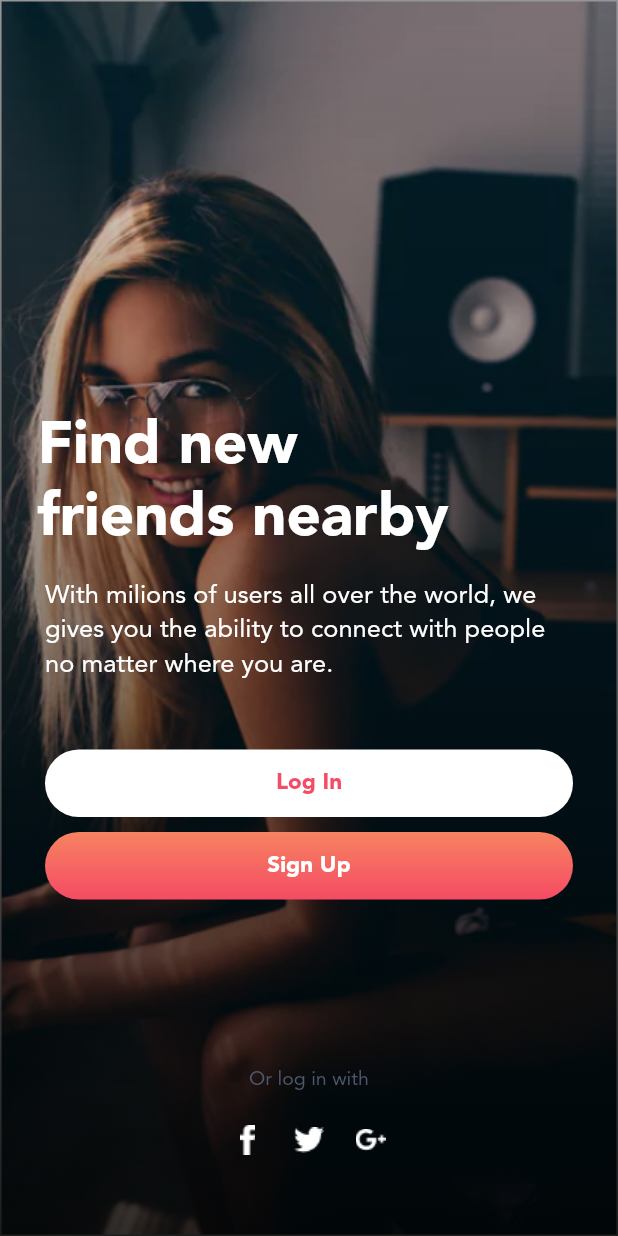
After one commit to tuconghieu1998/new_feeds, a Flutter app: the screen it shows after launch, after a tap on "Login or Sign up", on a phone screen of 412 x 824 dp. The commit adds this screen. Run offline on Flutter 3.47's test engine with Material 2 defaults, Android fonts, the phone set to English and light mode, and no system bars; our stand-ins replace dio, firebase_auth, firebase_core, flutter_svg, google_sign_in, image_gallery_saver and 2 more; missing offline and left inert: dart:ffi; accounts and stored records are empty.

Commit message:
log in or sign up screen

```diff
--- a/lib/all_screens.dart
+++ b/lib/all_screens.dart
@@ -3,6 +3,7 @@ import 'package:flutter/src/widgets/container.dart';
 import 'package:flutter/src/widgets/framework.dart';
 import 'package:news_feed/common_widget_screen.dart';
 import 'package:news_feed/modules/authentication/login_page.dart';
+import 'package:news_feed/modules/authentication/pages/login_or_sign_up_page.dart';
 import 'package:news_feed/modules/category/pages/donwload_img_page.dart';
 import 'package:news_feed/modules/category/pages/dowload_file_demo.dart';
 import 'package:news_feed/modules/category/pages/list_category.dart';
@@ -73,6 +74,24 @@ class _AllScreensState extends State<AllScreens> {
               },
               child: const Text("Authentication"),
             ),
+            ElevatedButton(
+              onPressed: () {
+                Navigator.of(context).pushNamed(LoginOrSignUpPage.routeName);
+              },
+              child: const Text("Login or Sign up"),
+            ),
+            ElevatedButton(
+              onPressed: () {
+                Navigator.of(context).pushNamed(LoginPage.routeName);
+              },
+              child: const Text("Forgot Password"),
+            ),
+            ElevatedButton(
+              onPressed: () {
+                Navigator.of(context).pushNamed(LoginPage.routeName);
+              },
+              child: const Text("Create an account"),
+            ),
           ]),
         ),
       ),
--- /dev/null
+++ b/lib/common/widgets/stateless/common_text_field.dart
@@ -0,0 +1,25 @@
+import 'package:flutter/material.dart';
+import '../../../themes/styles_text.dart';
+
+class CommonTextField extends StatelessWidget {
+  const CommonTextField({super.key, this.placeHolder});
+
+  final String? placeHolder;
+
+  @override
+  Widget build(BuildContext context) {
+    return TextField(
+      decoration: InputDecoration(
+          contentPadding: const EdgeInsets.symmetric(horizontal: 20),
+          hintText: placeHolder ?? "",
+          hintStyle: AppStylesText.body15,
+          border: OutlineInputBorder(
+              borderSide: BorderSide.none,
+              borderRadius: BorderRadius.circular(22.5)),
+          focusColor: Colors.black,
+          fillColor: Colors.white.withOpacity(0.2),
+          filled: true),
+      style: AppStylesText.body15,
+    );
+  }
+}
--- /dev/null
+++ b/lib/common/widgets/stateless/flex_button.dart
@@ -0,0 +1,27 @@
+import 'package:flutter/material.dart';
+import 'package:news_feed/themes/app_colors.dart';
+import 'package:news_feed/themes/styles_text.dart';
+
+class FlexButton extends StatelessWidget {
+  const FlexButton({super.key, this.text, this.onTap, this.isWhiteTheme});
+
+  final String? text;
+  final Function()? onTap;
+  final bool? isWhiteTheme;
+
+  @override
+  Widget build(BuildContext context) {
+    return GestureDetector(
+      onTap: onTap,
+      child: Container(
+      width: double.infinity,
+      height: 45,
+      decoration: BoxDecoration(
+        gradient: isWhiteTheme == true ? null : AppColor.pink,
+        color: isWhiteTheme == true ? Colors.white : null,
+        borderRadius: BorderRadius.circular(22.5)
+      ),
+      child: Center(child: Text("$text", style: isWhiteTheme == true ? AppStylesText.body15.bold.copyWith(color: AppColor.primaryColor,) : AppStylesText.body15.bold)),
+    ));
+  }
+}
--- a/lib/common_widget_screen.dart
+++ b/lib/common_widget_screen.dart
@@ -3,7 +3,9 @@ import 'package:news_feed/common/widgets/stateful/search_bar.dart';
 import 'package:news_feed/common/widgets/stateless/avatar.dart';
 import 'package:news_feed/common/widgets/stateless/circle_icon_button.dart';
 import 'package:news_feed/common/widgets/stateless/common_button.dart';
+import 'package:news_feed/common/widgets/stateless/common_text_field.dart';
 import 'package:news_feed/common/widgets/stateless/divide.dart';
+import 'package:news_feed/common/widgets/stateless/flex_button.dart';
 import 'package:news_feed/common/widgets/stateless/icon_check_box.dart';
 import 'package:news_feed/common/widgets/stateless/outline_button.dart';
 import 'package:news_feed/common/widgets/stateless/top_bar_widget.dart';
@@ -76,8 +78,24 @@ class _CommonWidgetScreenState extends State<CommonWidgetScreen> {
                 IconCheckBox(),
                 SizedBox(width: 50,),
                 IconCheckBox()
-              ],)
-
+              ],),
+              Padding(
+                padding: const EdgeInsets.all(8.0),
+                child: FlexButton(
+                  text: "Login",
+                  onTap: () { print("Login"); },
+                  isWhiteTheme: true,
+                ),
+              ),
+              Padding(
+                padding: const EdgeInsets.all(8.0),
+                child: FlexButton(
+                  text: "Sign Up",
+                ),
+              ),
+              Padding(padding: const EdgeInsets.all(8.0),
+              child: CommonTextField(placeHolder: "Email",),
+              )
             ]),
           ),
           ),
--- /dev/null
+++ b/lib/modules/authentication/pages/login_or_sign_up_page.dart
@@ -0,0 +1,139 @@
+import 'package:flutter/material.dart';
+import 'package:news_feed/common/widgets/stateless/flex_button.dart';
+import 'package:news_feed/themes/app_colors.dart';
+import 'package:news_feed/themes/styles_text.dart';
+import 'package:news_feed/utils/asset_utils.dart';
+import 'package:news_feed/utils/image_utils.dart';
+
+class LoginOrSignUpPage extends StatefulWidget {
+  const LoginOrSignUpPage({super.key});
+
+  static const String routeName = "/login_or_sign_up";
+
+  @override
+  State<LoginOrSignUpPage> createState() => _LoginOrSignUpPageState();
+}
+
+class _LoginOrSignUpPageState extends State<LoginOrSignUpPage> {
+  @override
+  Widget build(BuildContext context) {
+    return Scaffold(
+      body: SafeArea(
+          child: Stack(children: [
+        ImageUtils.loadFromAsset(AssetUtils.backgroundImage1,
+            width: double.infinity, height: double.infinity, fit: BoxFit.fill),
+        Positioned.fill(
+            child: Container(
+          decoration: const BoxDecoration(gradient: AppColor.scrimDarkerBottom80),
+        )),
+        Positioned(
+          top: MediaQuery.of(context).size.height / 3,
+          left: 0,
+          right: 0,
+          child: Padding(
+            padding: const EdgeInsets.symmetric(horizontal: 25),
+            child: Column(
+              crossAxisAlignment: CrossAxisAlignment.start,
+              children: [
+                const Text(
+                  "Find new\nfriends nearby",
+                  style: AppStylesText.headLine1,
+                ),
+                const SizedBox(
+                  height: 15,
+                ),
+                Padding(
+                  padding: const EdgeInsets.symmetric(horizontal: 5),
+                  child: Column(children: [
+                    Text(
+                      "With milions of users all over the world, we gives you the ability to connect with people no matter where you are.",
+                      style: AppStylesText.body15.regular.copyWith(fontSize: 17),
+                    ),
+                    const SizedBox(
+                      height: 45,
+                    ),
+                    FlexButton(
+                      text: "Log In",
+                      isWhiteTheme: true,
+                      onTap: () {},
+                    ),
+                    const SizedBox(
+                      height: 10,
+                    ),
+                    FlexButton(
+                      text: "Sign Up",
+                      onTap: () {},
+                    ),
+                    const SizedBox(
+                      height: 48,
+                    ),
+                  ]),
+                ),
+              ],
+            ),
+          ),
+        ),
+        Positioned(
+          left: 0,
+          right: 0,
+          bottom: 50,
+          child:
+              Column(crossAxisAlignment: CrossAxisAlignment.center, children: [
+            Text(
+              "Or log in with",
+              style: AppStylesText.caption13
+                  .copyWith(color: AppColor.unselectItems),
+            ),
+            const SizedBox(
+              height: 18,
+            ),
+            Row(
+              mainAxisAlignment: MainAxisAlignment.center,
+              children: [
+                GestureDetector(
+                  child: const SizedBox(
+                    width: 28,
+                    height: 28,
+                    child: Center(
+                        child: ImageIcon(
+                      AssetImage(AssetUtils.icoFacebookWhite),
+                      color: Colors.white,
+                    )),
+                  ),
+                ),
+                const SizedBox(
+                  width: 13,
+                ),
+                GestureDetector(
+                  child: const SizedBox(
+                    width: 28,
+                    height: 28,
+                    child: Center(
+                        child: ImageIcon(
+                      AssetImage(AssetUtils.icoTwitterWhite),
+                      color: Colors.white,
+                    )),
+                  ),
+                ),
+                const SizedBox(
+                  width: 13,
+                ),
+                GestureDetector(
+                  child: const SizedBox(
+                    width: 28,
+                    height: 28,
+                    child: Center(
+                        child: ImageIcon(
+                      AssetImage(AssetUtils.icoGoogleWhite),
+                      color: Colors.white,
+                    )),
+                  ),
+                ),
+              ],
+            )
+          ]),
+        )
+      ])),
+    );
+  }
+}
--- a/lib/routes/routes.dart
+++ b/lib/routes/routes.dart
@@ -1,6 +1,7 @@
 import 'package:flutter/material.dart';
 import 'package:news_feed/common_widget_screen.dart';
 import 'package:news_feed/modules/authentication/login_page.dart';
+import 'package:news_feed/modules/authentication/pages/login_or_sign_up_page.dart';
 import 'package:news_feed/modules/category/pages/donwload_img_page.dart';
 import 'package:news_feed/modules/category/pages/dowload_file_demo.dart';
 import 'package:news_feed/modules/category/pages/list_category.dart';
@@ -17,4 +18,5 @@ final Map<String, WidgetBuilder> routes = {
   DownloadImgPage.routeName: (context) => const DownloadImgPage(),
   DownloadFileDemo.routeName: (context) => const DownloadFileDemo(),
   LoginPage.routeName: (context) => const LoginPage(),
+  LoginOrSignUpPage.routeName: (context) => const LoginOrSignUpPage(),
 };
--- a/lib/utils/asset_utils.dart
+++ b/lib/utils/asset_utils.dart
@@ -17,6 +17,9 @@ class AssetUtils {
   static const String icoTwitter = "assets/icons/ico_twitter.png";
   static const String icoCheckBoxPlus = "assets/icons/ico_check_box_plus.png";
   static const String icoCheckBoxChecked = "assets/icons/ico_check_box_checked.png";
+  static const String icoFacebookWhite = "assets/icons/ico_facebook_white.png";
+  static const String icoTwitterWhite = "assets/icons/ico_twitter_white.png";
+  static const String icoGoogleWhite = "assets/icons/ico_google_white.png";
 
   // gif
   static const String gifLoading = "assets/gif/gif_loading.gif";
@@ -29,4 +32,8 @@ class AssetUtils {
   static const String imgNotify2 = "assets/images/img_notify_2.png";
   static const String imgNotify3 = "assets/images/img_notify_3.png";
   static const String imgNotify4 = "assets/images/img_notify_4.png";
+  static const String backgroundImage1 = "assets/images/background_image_1.png";
+  static const String backgroundImage2 = "assets/images/background_image_2.png";
+  static const String backgroundImage3 = "assets/images/background_image_3.png";
+  static const String backgroundImage4 = "assets/images/background_image_4.png";
 }
```
Also changed, not shown: assets/icons/ico_facebook_white.png (added), assets/icons/ico_google_white.png (added), assets/icons/ico_twitter_white.png (added), assets/images/background_image_1.png (added), assets/images/background_image_2.png (added), assets/images/background_image_3.png (added), assets/images/background_image_4.png (added).
